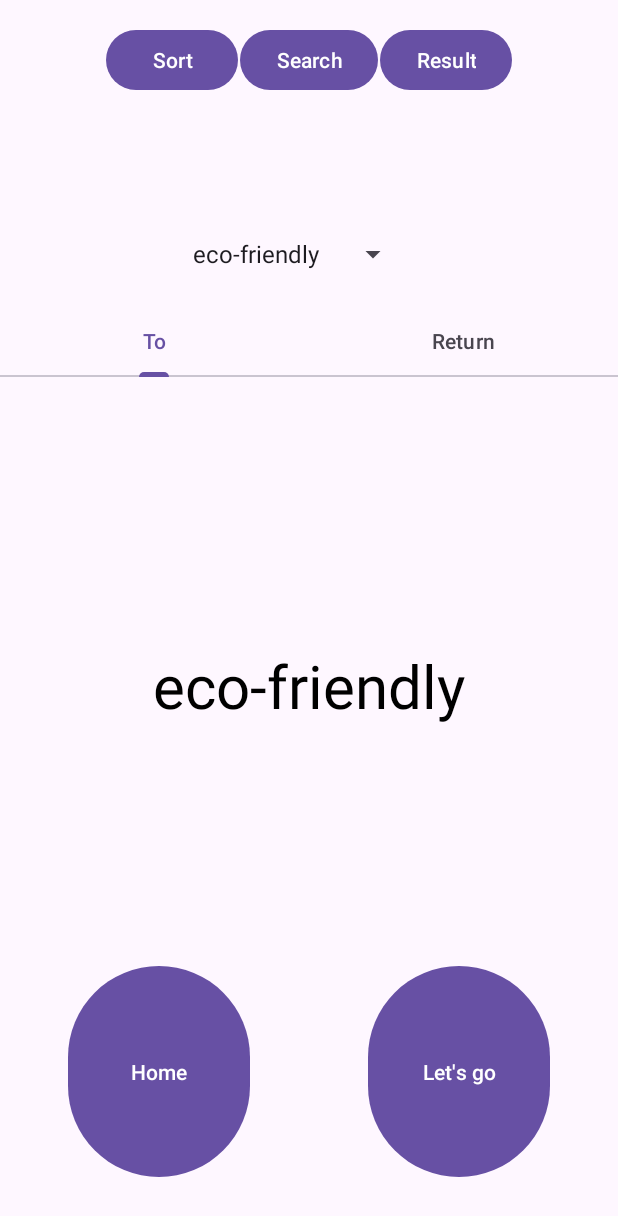
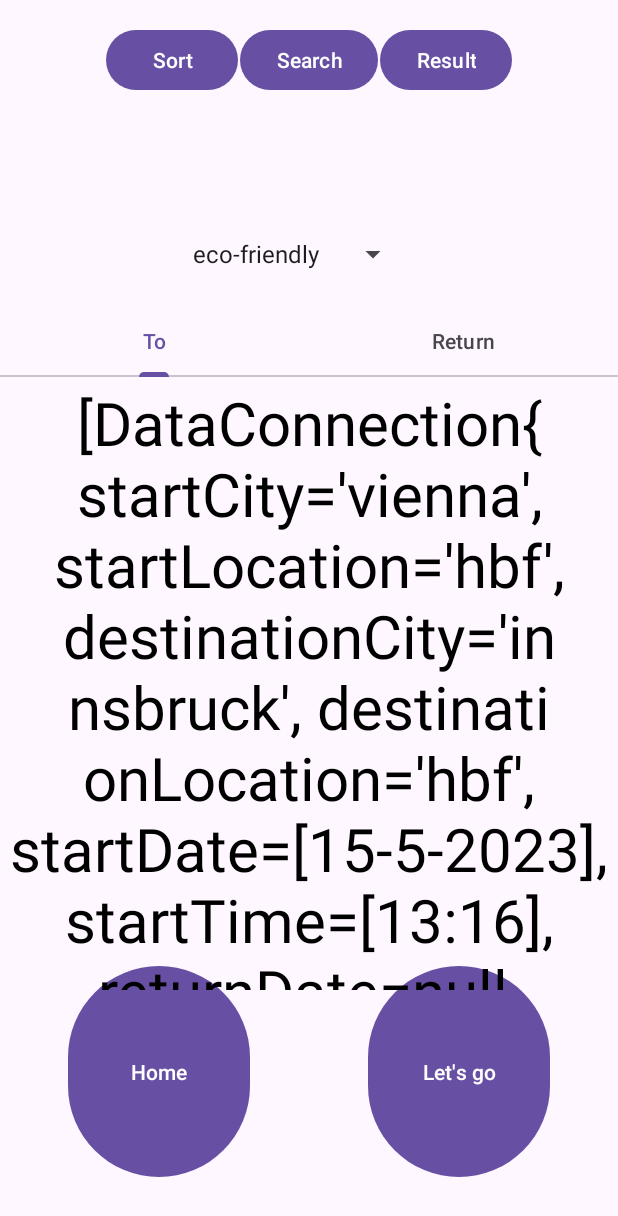
Before and after one commit to malteklaes/M3_TripPlannerApp_highFidelityPrototyp, an Android app: the SortScreen3fragment1 screen opened directly, with no data from a screen before it, on a phone screen of 412 x 824 dp. Shown: the top 1216 px of the screen. Run offline under Robolectric (Android 15) with nearby library versions, the light colour scheme and no system bars.

Commit message:
[ sortScreen3, fragments for tabLayout, ViewPagerAdapter ] [status: 111] now fresh data in form of List<DataConnection> can be passed individual to each fragment.

```diff
--- a/app/src/main/java/com/example/m3_tripplannerapp_highfidelityprototyp/DataBaseMockUp.java
+++ b/app/src/main/java/com/example/m3_tripplannerapp_highfidelityprototyp/DataBaseMockUp.java
@@ -277,7 +277,19 @@ public class DataBaseMockUp {
         return result;
     }
 
-
+    // FILTER FUNCTIONS -----------------------------------------------------------------------
+    public List<DataConnection> filterByParameters(List<DataConnection> database, List<DataEnumTransportProperties> filterProperties, DataDate filterDate, DataTime filterTime, String filterCity, String filterLocation){
+        List<DataConnection> filteredResult = new ArrayList<>();
+        // [1] filter by property
+        filteredResult = this.retrieveDataByTransportProperties(database, filterProperties);
+        // [2] fitler by date
+        filteredResult = this.retrieveDataByStartDateEqual(filteredResult, filterDate);
+        // [3] fitler by time
+        filteredResult = this.retrieveDataByStartTimeLater(filteredResult, filterTime);
+        // [4] fitler by city and location
+        filteredResult = this.retrieveDataByStartCityAndLocation(filteredResult, filterCity, filterLocation);
+        return filteredResult;
+    }
 
 
     // HELP FUNCTIONS -----------------------------------------------------------------------
--- a/app/src/main/java/com/example/m3_tripplannerapp_highfidelityprototyp/SortScreen3fragment1.java
+++ b/app/src/main/java/com/example/m3_tripplannerapp_highfidelityprototyp/SortScreen3fragment1.java
@@ -10,6 +10,9 @@ import android.view.View;
 import android.view.ViewGroup;
 import android.widget.TextView;
 
+import java.util.ArrayList;
+import java.util.List;
+
 /**
  * A simple {@link Fragment} subclass.
  * Use the {@link SortScreen3fragment1#newInstance} factory method to
@@ -17,17 +20,12 @@ import android.widget.TextView;
  */
 public class SortScreen3fragment1 extends Fragment {
 
-    // own vars
+
     private TextView shownText;
 
-    // TODO: Rename parameter arguments, choose names that match
-    // the fragment initialization parameters, e.g. ARG_ITEM_NUMBER
     private static String ARG_PARAM1 = "param1";
-    private static String ARG_PARAM2 = "param2";
+    private static List<DataConnection> ARG_PARAM = new ArrayList<>();
 
-    // TODO: Rename and change types of parameters
-    private String mParam1;
-    private String mParam2;
 
     public SortScreen3fragment1() {
         // Required empty public constructor
@@ -40,45 +38,28 @@ public class SortScreen3fragment1 extends Fragment {
      * @param param1 Parameter 1.
      * @return A new instance of fragment sortScreen3fragment1.
      */
-    // TODO: Rename and change types and number of parameters
     public static SortScreen3fragment1 newInstance(String param1) {
-        Log.d("malte2", " newInstance im fragm1: param1: " + param1);
         SortScreen3fragment1 fragment = new SortScreen3fragment1();
         Bundle args = new Bundle();
         args.putString(ARG_PARAM1, param1);
         fragment.setArguments(args);
-        Log.d("malte2", " newInstance mit ARG_PARAM1: " + ARG_PARAM1);
         return fragment;
     }
-
-    /*@Override
-    public void onCreate(Bundle savedInstanceState) {
-        super.onCreate(savedInstanceState);
-        if (getArguments() != null) {
-            mParam1 = getArguments().getString(ARG_PARAM1);
-            mParam2 = getArguments().getString(ARG_PARAM2);
-        }
-    }*/
 
     public static void setArgParam1(String argParam1) {
         ARG_PARAM1 = argParam1;
     }
 
+    public static void setArgParam(List<DataConnection> argParam) {
+        ARG_PARAM = argParam;
+    }
+
     @Override
-    public View onCreateView(LayoutInflater inflater, ViewGroup container,
-                             Bundle savedInstanceState) {
+    public View onCreateView(LayoutInflater inflater, ViewGroup container, Bundle savedInstanceState) {
         View v = inflater.inflate(R.layout.fragment_sort_screen3fragment1, container, false);
+        shownText = v.findViewById(R.id.screen3frag1textView);
+        shownText.setText(ARG_PARAM.toString());
 
-        shownText = v.findViewById(R.id.screen3frag1textView);
-        shownText.setText(ARG_PARAM1);
-        Log.d("malte2" , " ARG_PARAM1 : " + ARG_PARAM1);
-        // Inflate the layout for this fragment
-        Log.d("malte2" , " ist this null? : " + (this == null));
-        Log.d("malte2" , " ist this.getArguments() null? : " + (getArguments() == null));
-
-        this.getArguments();
         return v;
-
-
     }
 }
--- a/app/src/main/java/com/example/m3_tripplannerapp_highfidelityprototyp/SortScreen3fragment2.java
+++ b/app/src/main/java/com/example/m3_tripplannerapp_highfidelityprototyp/SortScreen3fragment2.java
@@ -10,6 +10,9 @@ import android.view.View;
 import android.view.ViewGroup;
 import android.widget.TextView;
 
+import java.util.ArrayList;
+import java.util.List;
+
 /**
  * A simple {@link Fragment} subclass.
  * Use the {@link SortScreen3fragment2#newInstance} factory method to
@@ -19,14 +22,9 @@ public class SortScreen3fragment2 extends Fragment {
 
     private TextView shownText;
 
-    // TODO: Rename parameter arguments, choose names that match
-    // the fragment initialization parameters, e.g. ARG_ITEM_NUMBER
     private static String ARG_PARAM1 = "param1";
-    private static final String ARG_PARAM2 = "param2";
+    private static List<DataConnection> ARG_PARAM = new ArrayList<>();
 
-    // TODO: Rename and change types of parameters
-    private String mParam1;
-    private String mParam2;
 
     public SortScreen3fragment2() {
         // Required empty public constructor
@@ -37,10 +35,8 @@ public class SortScreen3fragment2 extends Fragment {
      * this fragment using the provided parameters.
      *
      * @param param1 Parameter 1.
-     * @param param2 Parameter 2.
      * @return A new instance of fragment sortScreen3fragment2.
      */
-    // TODO: Rename and change types and number of parameters
     public static SortScreen3fragment2 newInstance(String param1) {
         SortScreen3fragment2 fragment = new SortScreen3fragment2();
         Bundle args = new Bundle();
@@ -50,32 +46,20 @@ public class SortScreen3fragment2 extends Fragment {
         return fragment;
     }
 
-    @Override
-    public void onCreate(Bundle savedInstanceState) {
-        super.onCreate(savedInstanceState);
-        if (getArguments() != null) {
-            mParam1 = getArguments().getString(ARG_PARAM1);
-            mParam2 = getArguments().getString(ARG_PARAM2);
-        }
-    }
 
     public static void setArgParam1(String argParam1) {
         ARG_PARAM1 = argParam1;
     }
 
+    public static void setArgParam(List<DataConnection> argParam) {
+        ARG_PARAM = argParam;
+    }
+    @Override
+    public View onCreateView(LayoutInflater inflater, ViewGroup container, Bundle savedInstanceState) {
+        View v = inflater.inflate(R.layout.fragment_sort_screen3fragment2, container, false);
+        shownText = v.findViewById(R.id.screen3frag2textView);
+        shownText.setText(ARG_PARAM.toString());
 
-    @Override
-    public View onCreateView(LayoutInflater inflater, ViewGroup container,
-                             Bundle savedInstanceState) {
-        View v = inflater.inflate(R.layout.fragment_sort_screen3fragment2, container, false);
-
-        shownText = v.findViewById(R.id.screen3frag2textView);
-        shownText.setText(ARG_PARAM1);
-        // Inflate the layout for this fragment
-        Log.d("malte2" , "2. ist this null? : " + (this == null));
-        Log.d("malte2" , "2. ist this.getArguments() null? : " + (getArguments() == null));
-
-        this.getArguments();
         return v;
     }
 }
--- a/app/src/main/java/com/example/m3_tripplannerapp_highfidelityprototyp/ViewPagerAdapter.java
+++ b/app/src/main/java/com/example/m3_tripplannerapp_highfidelityprototyp/ViewPagerAdapter.java
@@ -20,9 +20,6 @@ public class ViewPagerAdapter extends FragmentPagerAdapter {
     }
 
     public void addFragment(Fragment fragment, String title) {
-        Log.d("malte3", "diese Liste null: " + (fragments == null));
-        Log.d("malte3", "diese Liste fragments.size(): " + fragments.size());
-        Log.d("malte3", "methode param fragment: " + fragment);
         fragments.add(fragment);
         fragmentTitles.add(title);
     }
@@ -30,7 +27,6 @@ public class ViewPagerAdapter extends FragmentPagerAdapter {
     @NonNull
     @Override
     public Fragment getItem(int position) {
-        Log.d("malte2" , " im getItem(): position: " + position + " und was: " + fragments.get(position));
         return fragments.get(position);
     }
 
--- a/app/src/main/java/com/example/m3_tripplannerapp_highfidelityprototyp/sortScreen3.java
+++ b/app/src/main/java/com/example/m3_tripplannerapp_highfidelityprototyp/sortScreen3.java
@@ -22,7 +22,8 @@ public class sortScreen3 extends AppCompatActivity {
     // mocked dataBase
     List<DataConnection> dataBaseMock = new ArrayList<>();
     DataBaseMockUp dataBaseMockUp = new DataBaseMockUp();
-    List<DataConnection> special = new ArrayList<>();
+    List<DataConnection> filteredDataConnection1 = new ArrayList<>();
+    List<DataConnection> filteredDataConnection2 = new ArrayList<>();
     List<DataEnumTransportProperties> properties = new ArrayList<>();
 
     List<DataConnection> incomingData = new ArrayList<>();
@@ -49,6 +50,19 @@ public class sortScreen3 extends AppCompatActivity {
         super.onCreate(savedInstanceState);
         setContentView(R.layout.activity_sort_screen3);
 
+
+
+        // ------------------------------------------------------------------------------------------------------------------
+        // [1] example mock data: scenario back and forth (vienna->frankfurt, frankfurt->vienna)
+        dataBaseMockUp = new DataBaseMockUp("vienna", "hbf", "innsbruck", "hbf", new DataDate(15,5,2023), DataEnumTransport.Train);
+        dataBaseMockUp.addAnotherDay("vienna", "hbf", "innsbruck", "hbf",new DataDate(15,5,2023), DataEnumTransport.Car);
+        dataBaseMockUp.addAnotherDay("innsbruck", "hbf", "vienna", "hbf",new DataDate(15,5,2023), DataEnumTransport.Train);
+        dataBaseMockUp.addAnotherDay("vienna", "hbf", "innsbruck", "hbf",new DataDate(15,5,2023), DataEnumTransport.Bus);
+
+        Log.d("malte", "Ergbnis mocked db: " + dataBaseMockUp.toString());
+
+        // ------------------------------------------------------------------------------------------------------------------
+        // [1] send initially data to tab1 and tab2
         viewPager = findViewById(R.id.viewpager);
         tabLayout = findViewById(R.id.toReturnTabLayout);
 
@@ -59,26 +73,6 @@ public class sortScreen3 extends AppCompatActivity {
 
         tabLayout.setupWithViewPager(viewPager);
         SortScreen3fragment1 neu = SortScreen3fragment1.newInstance("hallo");
-
-        // klappt nicht mehr
-        //adapterView.addFragment(neu, "To");
-        //adapterView.addFragment(SortScreen3fragment1.newInstance("hallo"), "To");
-        //adapterView.addFragment(SortScreen3fragment2.newInstance("hallo", "ulli"), "Return");
-        /*SortScreen3fragment1 fragment1 = new SortScreen3fragment1();
-        Log.d("malte1" , "ergebnis: " + fragment1.toString() + " und ists null: " + (fragment1==null)) ;
-        getSupportFragmentManager().beginTransaction().replace(R.id.containterScreen3Frag1, fragment1).commit();
-        Log.d("malte1" , "ergebnis2: " + fragment1.toString() + " und ists null: " + (fragment1==null)) ;*/
-
-
-        // ------------------------------------------------------------------------------------------------------------------
-        // [1] example mock data: scenario back and forth (vienna->frankfurt, frankfurt->vienna)
-        dataBaseMockUp = new DataBaseMockUp("vienna", "hbf", "innsbruck", "hbf", new DataDate(15,5,2023), DataEnumTransport.Train);
-        dataBaseMockUp.addAnotherDay("vienna", "hbf", "innsbruck", "hbf",new DataDate(15,5,2023), DataEnumTransport.Car);
-        dataBaseMockUp.addAnotherDay("vienna", "hbf", "innsbruck", "hbf",new DataDate(15,5,2023), DataEnumTransport.Bus);
-
-        Log.d("malte", "Ergbnis mocked db: " + dataBaseMockUp.toString());
-
-
 
         // ------------------------------------------------------------------------------------------------------------------
         // [2] set up drop down filter menu and interaction
@@ -99,16 +93,7 @@ public class sortScreen3 extends AppCompatActivity {
         // ------------------------------------------------------------------------------------------------------------------
         // [3] show data to the tablayouts
 
-        /*
-        => diese Stelle in externe Methode auslagern, weil sie sich mit dem DropDown-Menu ändern muss
-        an dieser Stelle 3 Daten weitergeben:
-        - filterResultProperty
-        - database
-        - dataConnection aus der incomingData (0 für hin und 1 für zurück)
-        => Daten filtern und dann als Ergebnis List<DataConnection> weiterschicken
 
-        [schließlich wird in jedem Fragment der tabLayout eigentlich gefiltert
-         */
     }
 
 
@@ -122,47 +107,56 @@ public class sortScreen3 extends AppCompatActivity {
                 selectedOption[0] = (String) options[position];
                 filterResult = selectedOption[0];
                 Log.d("malte", "Ergebnis filter drop down: " + selectedOption[0]);
-                // send data to tab1 "to"
+
+
+
+
+
+                // [1] database related
+                filterResultProperty = convertStringToTransportProperty(filterResult);
+                properties.clear();
+                properties.add(filterResultProperty);
+                // [2] refill data base
+                dataBaseMockUp = new DataBaseMockUp("vienna", "hbf", "innsbruck", "hbf", new DataDate(15,5,2023), DataEnumTransport.Train);
+                dataBaseMockUp.addAnotherDay("vienna", "hbf", "innsbruck", "hbf",new DataDate(15,5,2023), DataEnumTransport.Car);
+                dataBaseMockUp.addAnotherDay("vienna", "hbf", "innsbruck", "hbf",new DataDate(15,5,2023), DataEnumTransport.Bus);
+                dataBaseMockUp.addAnotherDay("innsbruck", "hbf", "vienna", "hbf",new DataDate(15,5,2023), DataEnumTransport.Bus);
+                dataBaseMockUp.addAnotherDay("innsbruck", "hbf", "vienna", "hbf",new DataDate(15,5,2023), DataEnumTransport.Plane);
+                dataBaseMockUp.addAnotherDay("vienna", "hbf", "innsbruck", "hbf",new DataDate(16,5,2023), DataEnumTransport.Bus);
+                dataBaseMockUp.addAnotherDay("vienna", "hbf", "frankfurt", "hbf",new DataDate(15,5,2023), DataEnumTransport.Train);
+                Log.d("malte", "Ergebnis database size: " + dataBaseMockUp.getDataBaseMockUp().size());
+
+                // [3] filter database
+                filteredDataConnection1 = dataBaseMockUp.filterByParameters(dataBaseMockUp.getDataBaseMockUp(), properties, incomingData.get(0).getStartDate(), incomingData.get(0).getStartTime(), incomingData.get(0).getStartCity(), incomingData.get(0).getStartLocation());
+                filteredDataConnection2 = dataBaseMockUp.filterByParameters(dataBaseMockUp.getDataBaseMockUp(), properties, incomingData.get(1).getStartDate(), incomingData.get(1).getStartTime(), incomingData.get(1).getStartCity(), incomingData.get(1).getStartLocation());
+
+                // [4] show result
+                String loggerResult = "Result { ";
+                for (DataConnection c: filteredDataConnection1) {
+                    loggerResult += c.toStringShort();
+                }
+                loggerResult += " }";
+                Log.d("malte", "Ergebnis Suche nach property: " + properties.toString() + " ist: " + loggerResult);
+                Log.d("malte", "Ergebnis Suche nach property: " + properties.toString() + " ist: " + filteredDataConnection1.size());
+
+                String loggerResult2 = "Result2 { ";
+                for (DataConnection c: filteredDataConnection2) {
+                    loggerResult2 += c.toStringShort();
+                }
+                loggerResult2 += " }";
+                Log.d("malte", "Ergebnis Suche nach property2: " + properties.toString() + " ist: " + loggerResult2);
+                Log.d("malte", "Ergebnis Suche nach property2: " + properties.toString() + " ist: " + filteredDataConnection2.size());
+
+
+                // [5] send fresh data to tab1 and tab2
                 SortScreen3fragment1 neuFrag1 = SortScreen3fragment1.newInstance(filterResult);
-                neuFrag1.setArgParam1(filterResult);
+                neuFrag1.setArgParam(filteredDataConnection1);
                 SortScreen3fragment2 neuFrag2 = SortScreen3fragment2.newInstance(filterResult);
-                neuFrag2.setArgParam1(filterResult+" for return");
-                Log.d("malte2", "neu2 Instanz" + neuFrag1.getArguments());
+                neuFrag2.setArgParam(filteredDataConnection2);
                 adapterView = new ViewPagerAdapter(getSupportFragmentManager());
                 adapterView.addFragment(neuFrag1, "To");
                 adapterView.addFragment(neuFrag2, "Return");
                 viewPager.setAdapter(adapterView);
-                // database related
-                filterResultProperty = convertStringToTransportProperty(filterResult);
-                properties.clear();
-                properties.add(filterResultProperty);
-                // refill data base
-                dataBaseMockUp = new DataBaseMockUp("vienna", "hbf", "innsbruck", "hbf", new DataDate(15,5,2023), DataEnumTransport.Train);
-                dataBaseMockUp.addAnotherDay("vienna", "hbf", "innsbruck", "hbf",new DataDate(15,5,2023), DataEnumTransport.Car);
-                dataBaseMockUp.addAnotherDay("vienna", "hbf", "innsbruck", "hbf",new DataDate(15,5,2023), DataEnumTransport.Bus);
-                dataBaseMockUp.addAnotherDay("vienna", "hbf", "innsbruck", "hbf",new DataDate(16,5,2023), DataEnumTransport.Bus);
-                dataBaseMockUp.addAnotherDay("vienna", "hbf", "frankfurt", "hbf",new DataDate(15,5,2023), DataEnumTransport.Train);
-                Log.d("malte", "Ergebnis database size: " + dataBaseMockUp.getDataBaseMockUp().size());
-                // filter database
-                special = dataBaseMockUp.retrieveDataByTransportProperties(dataBaseMockUp.getDataBaseMockUp(), properties);
-                Log.d("malte", "special details: "  + special.toString());
-
-                // actual filter due to incoming data
-                special = dataBaseMockUp.retrieveDataByStartDateEqual(special, incomingData.get(0).getStartDate());
-                special = dataBaseMockUp.retrieveDataByStartTimeLater(special, incomingData.get(0).getStartTime());
-                //special = dataBaseMockUp.retrieveDataByStartTimeLater(special, new DataTime(40,12));
-                special = dataBaseMockUp.retrieveDataByStartCityAndLocation(special, incomingData.get(0).getStartCity(), incomingData.get(0).getStartLocation());
-
-                String loggerResult = "Result { ";
-                for (DataConnection c: special) {
-                    loggerResult += c.toStringShort();
-                }
-                loggerResult += " }";
-                Log.d("malte", "Ergebnis Suche nach property: " + properties.toString() + " ist: " + loggerResult);
-                Log.d("malte", "Ergebnis Suche nach property: " + properties.toString() + " ist: " + special.size());
-
-
-
 
             }
 
```
